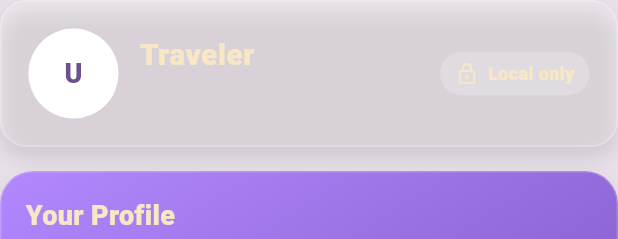
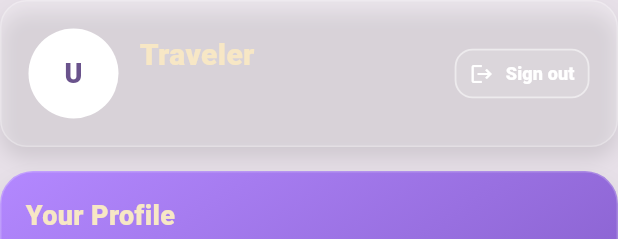
Before and after one commit to RaduBuzatu-hub/swe6301_group3_artefact, a Flutter app: the _SignedInContent widget shown alone on an empty page, opened directly with empty values, on a phone screen of 412 x 824 dp. Shown: the top 239 px of the screen. Run offline on Flutter 3.47's test engine with Material 3 defaults, Android fonts, the light colour scheme and no system bars; our stand-ins replace firebase_auth, firebase_core, shared_preferences, sqflite; accounts and stored records are empty; network calls fail.

Commit message:
feat: Add profile navigation and sign-out button in Home and Profile pages

```diff
--- a/lib/navigation_page/bottom_navigation.dart
+++ b/lib/navigation_page/bottom_navigation.dart
@@ -262,6 +262,11 @@ class _BottomNavState extends State<BottomNav> {
       HomePage(
         onSearchSubmit: _handleSearchSubmit,
         onJoinTrip: _handleJoinTrip,
+        onOpenProfile: () {
+          setState(() {
+            _index = 3;
+          });
+        },
       ),
       ExplorePage(
         query: _exploreQuery,
--- a/lib/screens/profile_page.dart
+++ b/lib/screens/profile_page.dart
@@ -348,7 +348,7 @@ class _SignedInContent extends StatelessWidget {
                         color: Colors.white.withValues(alpha: 0.9),
                         fontWeight: FontWeight.w700,
                       ),
-                    ),
+                      ),
                     if (profile.location?.isNotEmpty == true)
                       Padding(
                         padding: const EdgeInsets.only(top: 4),
@@ -369,26 +369,23 @@ class _SignedInContent extends StatelessWidget {
                   ],
                 ),
               ),
-              Container(
-                padding: const EdgeInsets.symmetric(horizontal: 10, vertical: 6),
-                decoration: BoxDecoration(
-                  color: Colors.white.withValues(alpha: 0.2),
-                  borderRadius: BorderRadius.circular(999),
+              const SizedBox(width: 10),
+              OutlinedButton.icon(
+                style: OutlinedButton.styleFrom(
+                  foregroundColor: Colors.white,
+                  side: BorderSide(color: Colors.white.withValues(alpha: 0.5), width: 1.2),
+                  padding: const EdgeInsets.symmetric(horizontal: 10, vertical: 8),
+                  shape: RoundedRectangleBorder(borderRadius: BorderRadius.circular(12)),
+                  backgroundColor: Colors.white.withValues(alpha: 0.08),
+                  tapTargetSize: MaterialTapTargetSize.shrinkWrap,
+                  minimumSize: const Size(0, 0),
                 ),
-                child: Row(
-                  children: const [
-                    Icon(Icons.lock_outline, color: Color(0xFFF7E7C5), size: 16),
-                    SizedBox(width: 6),
-                    Text(
-                      'Local only',
-                      style: TextStyle(
-                        color: Color(0xFFF7E7C5),
-                        fontWeight: FontWeight.w800,
-                        fontSize: 12,
-                      ),
-                    ),
-                  ],
+                icon: const Icon(Icons.logout, size: 16),
+                label: const Text(
+                  'Sign out',
+                  style: TextStyle(fontWeight: FontWeight.w800, fontSize: 12),
                 ),
+                onPressed: () => FirebaseAuth.instance.signOut(),
               ),
             ],
           ),
```
Also changed, not shown: lib/screens/home_page.dart (+85 -5 lines).
